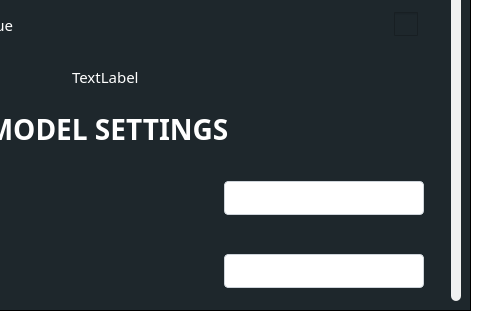
Qt form ui/MainWindow.ui (Achu-Worifung/quickMove) before a commit; both pictures show x 465 to 945 and y 523 to 843 of the 945 by 843 pixel window.
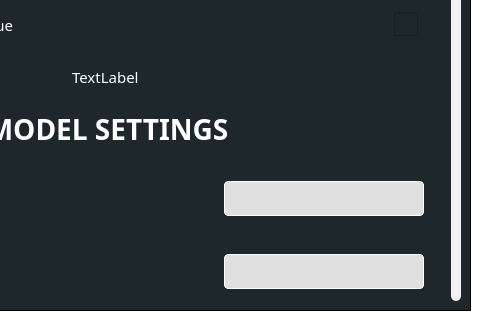
The same form after that commit. The open tabs and pages were chosen to show the change. Icons and pictures are not drawn.

The edit to the form file:
```diff
--- a/ui/MainWindow.ui
+++ b/ui/MainWindow.ui
@@ -3309,7 +3309,66 @@
                            </font>
                           </property>
                           <property name="styleSheet">
-                           <string notr="true"/>
+                           <string notr="true">/* =========================
+   Base ComboBox
+========================= */
+QComboBox
+{
+    border: 1px solid white;
+    padding: 6px 10px;
+    font-size: 16px;
+	background-color: rgb(224, 224, 224);
+    color: black;
+}
+
+/* =========================
+   Hover effect
+========================= */
+QComboBox:hover
+{
+    border: 2px solid #9ecbff;
+}
+
+/* =========================
+   Focus effect (clicked / tabbed)
+========================= */
+QComboBox:focus
+{
+    border: 2px solid #0078d7;
+    background-color: #f5faff;
+    outline: none;
+}
+
+/* =========================
+   Dropdown button
+========================= */
+QComboBox::drop-down
+{
+    border: none;
+    width: 30px;
+}
+
+/* =========================
+   Arrow icon area
+========================= */
+QComboBox::down-arrow
+{
+    image: url(:/icons/Icons/arrow.ico);
+    width: 40px;
+    height: 40px;
+}
+
+/* =========================
+   Dropdown list
+========================= */
+QComboBox QAbstractItemView
+{
+    border: 1px solid #cccccc;
+    background-color: rgb(30, 39, 44);
+    selection-background-color: #0078d7;
+    selection-color: white;
+}
+</string>
                           </property>
                           <property name="insertPolicy">
                            <enum>QComboBox::InsertAtTop</enum>
@@ -3393,7 +3452,66 @@
                            </size>
                           </property>
                           <property name="styleSheet">
-                           <string notr="true"/>
+                           <string notr="true">/* =========================
+   Base ComboBox
+========================= */
+QComboBox
+{
+    border: 1px solid white;
+    padding: 6px 10px;
+    font-size: 16px;
+	background-color: rgb(224, 224, 224);
+    color: black;
+}
+
+/* =========================
+   Hover effect
+========================= */
+QComboBox:hover
+{
+    border: 2px solid #9ecbff;
+}
+
+/* =========================
+   Focus effect (clicked / tabbed)
+========================= */
+QComboBox:focus
+{
+    border: 2px solid #0078d7;
+    background-color: #f5faff;
+    outline: none;
+}
+
+/* =========================
+   Dropdown button
+========================= */
+QComboBox::drop-down
+{
+    border: none;
+    width: 30px;
+}
+
+/* =========================
+   Arrow icon area
+========================= */
+QComboBox::down-arrow
+{
+    image: url(:/icons/Icons/arrow.ico);
+    width: 40px;
+    height: 40px;
+}
+
+/* =========================
+   Dropdown list
+========================= */
+QComboBox QAbstractItemView
+{
+    border: 1px solid #cccccc;
+    background-color: rgb(30, 39, 44);
+    selection-background-color: #0078d7;
+    selection-color: white;
+}
+</string>
                           </property>
                          </widget>
                         </item>
```
Left out of the diff: 20 changed lines with no effect on the pictures.
